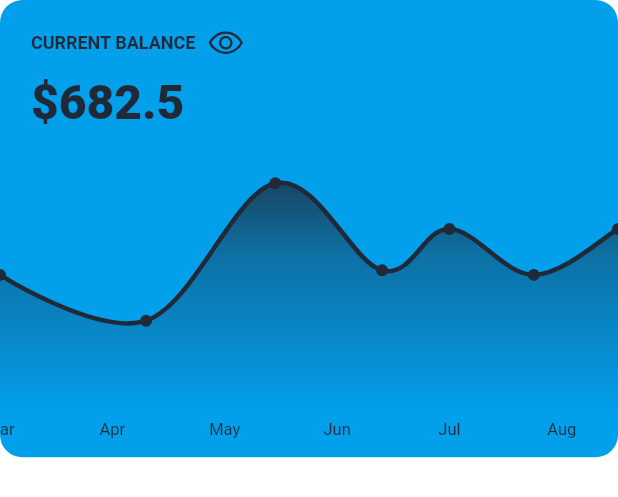
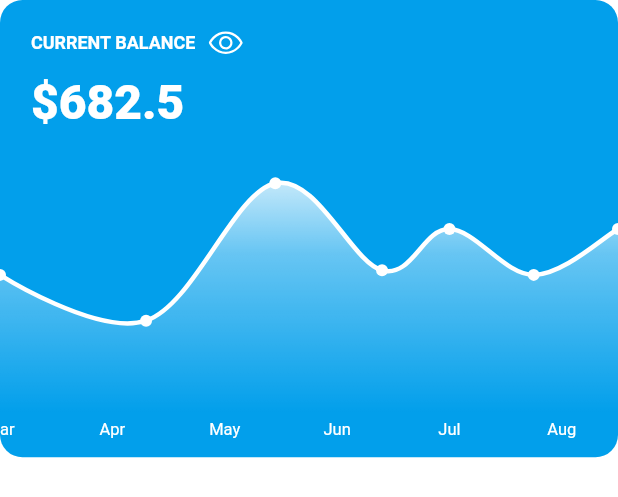
Before and after one commit to AbdulMoiz5702/ripe_app, a Flutter app: the Chart widget shown alone on an empty page, opened directly, on a phone screen of 412 x 824 dp. Shown: the top 497 px of the screen. Run offline on Flutter 3.47's test engine with Material 3 defaults, Android fonts, the phone set to English and light mode, and no system bars; drawn by our look-alikes of fl_chart; our stand-ins replace firebase_core, flutter_rating_bar, flutter_secure_storage, flutter_svg, image_picker, local_auth and 1 more; missing offline and left inert: scroll_indicator, zego_uikit_prebuilt_call, zego_uikit_signaling_plugin; accounts and stored records are empty; Roboto replaces fonts that are missing (Nunito Sans); project files that could hold a hidden picture were left out.

Commit message:
account_restricted_screens

```diff
--- a/lib/consts/images_path.dart
+++ b/lib/consts/images_path.dart
@@ -8,6 +8,9 @@ const String card = 'assets/imagesOnBording/card.png';
 const String notificationBell = 'assets/imagesOnBording/notification_bell.png';
 const String verificationSuccessful = 'assets/imagesOnBording/verified_successfully.png';
 const String verificationUnSuccessful = 'assets/imagesOnBording/verification_unsuccessful.png';
+const String stopWatch= 'assets/imagesOnBording/stop_watch.png';
+const String rocket = 'assets/imagesOnBording/rocket.png';
+const String coffee = 'assets/imagesOnBording/coffee_cup.png';
 
 // login Option
 const String google = 'assets/loginOption/gogole.png';
--- a/lib/main.dart
+++ b/lib/main.dart
@@ -10,8 +10,7 @@ import 'package:ride_app/controllers/role_selection_provider.dart';
 import 'package:ride_app/controllers/shedule_ride_provider.dart';
 import 'package:ride_app/controllers/zego_cloud_provider.dart';
 import 'package:ride_app/firebase_options.dart';
-import 'package:ride_app/views/on_boarding/on_borading_screen.dart';
-import 'package:ride_app/views/quiz_screen/quiz_home_screen.dart';
+import 'package:ride_app/views/account_resterications/timer_remaining_to_account_restore.dart';
 import 'package:zego_uikit_prebuilt_call/zego_uikit_prebuilt_call.dart';
 import 'package:zego_uikit_signaling_plugin/zego_uikit_signaling_plugin.dart';
 import 'package:shared_preferences/shared_preferences.dart';
@@ -70,7 +69,7 @@ class MyApp extends StatelessWidget {
           theme: lightTheme(), // Apply light theme
           darkTheme: darkTheme(), // Apply dark theme
           themeMode: provider.themeMode, // Use theme mode from provider
-          home:  OnboardingScreen(),
+          home:  TimerRemainingToAccountRestore(),
           );
       });
     }
--- a/lib/resubale_widgets/chart.dart
+++ b/lib/resubale_widgets/chart.dart
@@ -1,6 +1,7 @@
 import 'package:fl_chart/fl_chart.dart';
 import 'package:flutter/material.dart';
 import 'package:flutter_svg/svg.dart';
+import 'package:ride_app/consts/colors.dart';
 import 'package:ride_app/consts/images_path.dart';
 import 'package:ride_app/resubale_widgets/Custom_Sized.dart';
 import 'package:ride_app/resubale_widgets/text_widgets.dart';
@@ -15,12 +16,11 @@ class _ChartState extends State<Chart> {
 
   @override
   Widget build(BuildContext context) {
-    var   theme = Theme.of(context);
     return Container(
       clipBehavior: Clip.antiAliasWithSaveLayer,
       alignment: Alignment.centerRight,
       decoration: BoxDecoration(
-        color: theme.colorScheme.secondary,
+        color:checkBoxColor,
         borderRadius: BorderRadius.circular(15),
       ),
       height: MediaQuery.sizeOf(context).height * 0.37,
@@ -31,15 +31,15 @@ class _ChartState extends State<Chart> {
           Positioned(
             left: MediaQuery.sizeOf(context).width * 0.05,
               top: MediaQuery.sizeOf(context).height * 0.06,
-              child: largeText(title: '\$682.5',color: theme.primaryColor,textSize: 32.0,weight: FontWeight.w800)),
+              child: largeText(title: '\$682.5',color: whiteColor,textSize: 32.0,weight: FontWeight.w800)),
           Positioned(
             left: MediaQuery.sizeOf(context).width * 0.05,
             top: MediaQuery.sizeOf(context).height * 0.02,
             child: Row(
               children: [
-                largeText(title: 'CURRENT BALANCE',color: theme.primaryColor,textSize: 12.0),
+                largeText(title: 'CURRENT BALANCE',color: whiteColor,textSize: 12.0),
                 CustomSized(width: 0.02,height: 0,),
-                SvgPicture.asset(openEyeSVG,color: theme.primaryColor,),
+                SvgPicture.asset(openEyeSVG,color: whiteColor,),
               ],
             ),
           ),
@@ -53,7 +53,6 @@ class _ChartState extends State<Chart> {
 
 
   LineChartData mainData(context) {
-    var theme = Theme.of(context);
     return LineChartData(
       gridData:const  FlGridData(
         show: false,
@@ -76,7 +75,7 @@ class _ChartState extends State<Chart> {
             interval: 1,
             getTitlesWidget: (double value, TitleMeta meta) {
               TextStyle style = TextStyle(
-                color: theme.primaryColor,
+                color: whiteColor,
                 fontWeight: FontWeight.w400,
                 fontSize: 11,
               );
@@ -129,7 +128,7 @@ class _ChartState extends State<Chart> {
       maxY: 9,
       lineBarsData: [
         LineChartBarData(
-          color: theme.primaryColor,
+          color: whiteColor,
           spots: [
             FlSpot(0, 3),
             FlSpot(2.6, 2),
@@ -141,7 +140,7 @@ class _ChartState extends State<Chart> {
           ],
           isCurved: true,
           gradient: LinearGradient(
-            colors: [theme.primaryColor,theme.primaryColor],
+            colors: [whiteColor,whiteColor],
           ),
           barWidth: 3,
           isStrokeCapRound: true,
@@ -151,10 +150,10 @@ class _ChartState extends State<Chart> {
               begin: Alignment.topCenter,
               end: Alignment.bottomCenter,
               colors: [
-                theme.primaryColor.withOpacity(0.8),
-                theme.primaryColor.withOpacity(0.4),
-                theme.primaryColor.withOpacity(0.2),
-                theme.primaryColor.withOpacity(0.0),
+                whiteColor.withOpacity(0.8),
+                whiteColor.withOpacity(0.4),
+                whiteColor.withOpacity(0.2),
+                whiteColor.withOpacity(0.0),
               ],
             ),
           ),
--- /dev/null
+++ b/lib/views/account_resterications/custom_timer.dart
@@ -0,0 +1,109 @@
+import 'dart:math';
+import 'package:flutter/material.dart';
+import 'package:ride_app/resubale_widgets/text_widgets.dart';
+
+class Custom3DCircularTimer extends StatefulWidget {
+  @override
+  _Custom3DCircularTimerState createState() => _Custom3DCircularTimerState();
+}
+
+class _Custom3DCircularTimerState extends State<Custom3DCircularTimer> with SingleTickerProviderStateMixin {
+  late AnimationController _controller;
+
+  @override
+  void initState() {
+    super.initState();
+    _controller = AnimationController(
+      vsync: this,
+      duration: Duration(minutes: 2),
+    )..forward();
+  }
+
+  @override
+  void dispose() {
+    _controller.dispose();
+    super.dispose();
+  }
+
+  String get timeString {
+    Duration duration = _controller.duration! * _controller.value;
+    return '${(duration.inSeconds % 60).toString().padLeft(2, '0')}';
+  }
+
+  @override
+  Widget build(BuildContext context) {
+    double size = MediaQuery.of(context).size.width * 0.2;
+    var theme = Theme.of(context);
+    return AnimatedBuilder(
+      animation: _controller,
+      builder: (context, child) {
+        return CustomPaint(
+          painter: _Circular3DTimerPainter(_controller.value, context),
+          size: Size(size, size),
+          child: Center(
+            child: largeText(
+              title: timeString,
+              color: theme.primaryColor,
+            ),
+          ),
+        );
+      },
+    );
+  }
+}
+
+class _Circular3DTimerPainter extends CustomPainter {
+  final double progress;
+  final BuildContext context;
+  _Circular3DTimerPainter(this.progress, this.context);
+
+  @override
+  void paint(Canvas canvas, Size size) {
+    var theme = Theme.of(context);
+    Paint baseCirclePaint = Paint()
+      ..color = theme.colorScheme.surfaceContainerHighest
+      ..style = PaintingStyle.stroke
+      ..strokeWidth = 10.0; // Adjust stroke width as needed
+
+    Paint progressCirclePaint = Paint()
+      ..shader = LinearGradient(
+        colors: [theme.colorScheme.secondary, theme.colorScheme.secondary],
+        begin: Alignment.topLeft,
+        end: Alignment.bottomRight,
+      ).createShader(Rect.fromCircle(center: Offset(size.width / 2, size.height / 2), radius: size.width / 2))
+      ..style = PaintingStyle.stroke
+      ..strokeWidth = 10.0; // Adjust stroke width as needed
+
+    Paint shadowPaint = Paint()
+      ..color = theme.primaryColor.withOpacity(0.3)
+      ..maskFilter = MaskFilter.blur(BlurStyle.normal, 4)
+      ..style = PaintingStyle.stroke
+      ..strokeWidth = 12.0; // Slightly larger than progress circle
+
+    double arcAngle = 2 * pi * progress;
+    // Draw shadow arc with slight offset
+    canvas.drawArc(
+      Rect.fromCircle(center: Offset(size.width / 2 + 2, size.height / 2 + 2), radius: size.width / 2),
+      -pi / 2,
+      arcAngle,
+      false,
+      shadowPaint,
+    );
+
+    canvas.drawCircle(Offset(size.width / 2, size.height / 2), size.width / 2, baseCirclePaint);
+
+    // Draw actual progress arc on top of shadow arc
+    canvas.drawArc(
+      Rect.fromCircle(center: Offset(size.width / 2, size.height / 2), radius: size.width / 2),
+      -pi / 2,
+      arcAngle,
+      false,
+      progressCirclePaint,
+    );
+  }
+
+  @override
+  bool shouldRepaint(CustomPainter oldDelegate) {
+    return true;
+  }
+}
```
Also changed, not shown: lib/views/account_resterications/account_good_to_go.dart (added, +109 -0 lines), lib/views/account_resterications/account_restricted.dart (added, +104 -0 lines), lib/views/account_resterications/quiz_under_review.dart (added, +86 -0 lines), lib/views/account_resterications/timer_remaining_to_account_restore.dart (added, +82 -0 lines), assets/imagesOnBording/coffee_cup.png (added), assets/imagesOnBording/rocket.png (added), assets/imagesOnBording/stop_watch.png (added).
